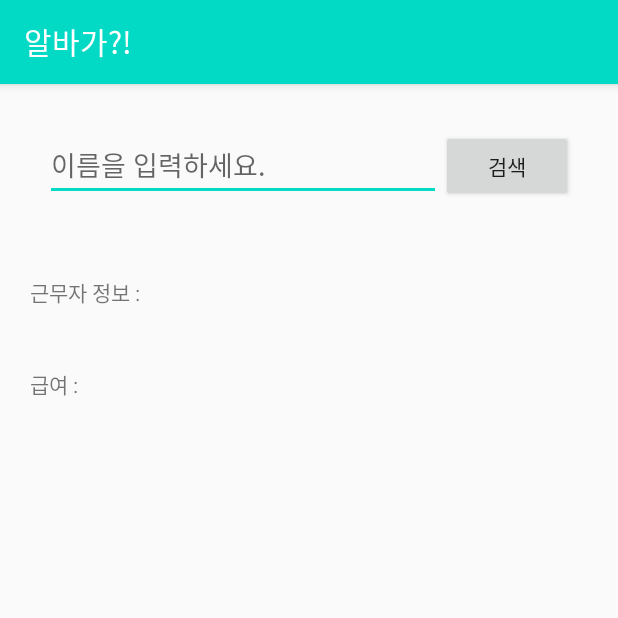
After one commit to dudwns9331/MyProject1, an Android app: the Salary screen opened directly, with no data from a screen before it, on a phone screen of 412 x 824 dp, the top half of it. The commit adds this screen. Run offline under Robolectric (Android 15) with nearby library versions, the phone set to English and light mode, and no system bars; our stand-ins replace Firebase (no records; nobody signed in at launch, a user with empty details on screens opened directly); Roboto replaces fonts that are not available here.

Commit message:
add salary function version1

```diff
--- a/app/src/main/java/com/kangwon/macaronproject/add/Work_date.java
+++ b/app/src/main/java/com/kangwon/macaronproject/add/Work_date.java
@@ -18,7 +18,9 @@ public class Work_date implements Comparable<Work_date> {
     String work_time;       // 근무 시간
     String d_worker;        // 모든 근무자
     String d_work_time;     // 모든 근무 시간
-    String start_time;
+    String start_time;      // 근무 시작 시간
+    String end_time;        // 근무 종료 시간
+
 
     public String getStart_time() {
         return start_time;
@@ -35,8 +37,6 @@ public class Work_date implements Comparable<Work_date> {
     public void setEnd_time(String end_time) {
         this.end_time = end_time;
     }
-
-    String end_time;
 
 
     public Work_date(String worker) {
--- a/app/src/main/java/com/kangwon/macaronproject/fragment/PostListFragment.java
+++ b/app/src/main/java/com/kangwon/macaronproject/fragment/PostListFragment.java
@@ -59,7 +59,8 @@ public abstract class PostListFragment extends Fragment {
     @Override
     public void onActivityCreated(@Nullable Bundle savedInstanceState) {
         super.onActivityCreated(savedInstanceState);
-        mAuth = FirebaseAuth.getInstance();        mManager = new LinearLayoutManager(getActivity());
+        mAuth = FirebaseAuth.getInstance();
+        mManager = new LinearLayoutManager(getActivity());
         mManager.setReverseLayout(true);
         mManager.setStackFromEnd(true);
         mRecycler.setLayoutManager(mManager);
--- /dev/null
+++ b/app/src/main/java/com/kangwon/macaronproject/salary/Salary.java
@@ -0,0 +1,63 @@
+package com.kangwon.macaronproject.salary;
+
+import android.os.Bundle;
+import android.widget.Button;
+import android.widget.TextView;
+
+import androidx.annotation.NonNull;
+import androidx.appcompat.app.AppCompatActivity;
+
+import com.google.firebase.auth.FirebaseAuth;
+import com.google.firebase.database.DataSnapshot;
+import com.google.firebase.database.DatabaseError;
+import com.google.firebase.database.DatabaseReference;
+import com.google.firebase.database.FirebaseDatabase;
+import com.google.firebase.database.ValueEventListener;
+import com.kangwon.macaronproject.R;
+import com.kangwon.macaronproject.add.Work_date;
+import com.kangwon.macaronproject.add.Work_date_adapter;
+import com.kangwon.macaronproject.models.User;
+
+// 2020/12/21 수정
+public class Salary extends AppCompatActivity {
+
+    Button search_btn;
+    TextView worker_info;
+    TextView salary;
+
+    Work_date work_date;
+
+    @Override
+    protected void onCreate(Bundle savedInstanceState) {
+        super.onCreate(savedInstanceState);
+        setContentView(R.layout.activity_salary);
+
+        DatabaseReference mDatabase;
+
+        search_btn = findViewById(R.id.search_button);
+        worker_info = findViewById(R.id.worker_info);
+        salary = findViewById(R.id.salary);
+
+
+        mDatabase = FirebaseDatabase.getInstance().getReference();
+
+        final String userId = FirebaseAuth.getInstance().getCurrentUser().getUid();
+
+//        Work_date_adapter work_date_adapter = new Work_date_adapter();
+
+        mDatabase.child("schedule").child("2020-12-15").addListenerForSingleValueEvent(new ValueEventListener() {
+            @Override
+            public void onDataChange(@NonNull DataSnapshot snapshot) {
+                for (DataSnapshot dataSnapshot : snapshot.getChildren()) {
+                    String str = dataSnapshot.child("worker").getValue(String.class);
+                    worker_info.setText(str);
+                }
+            }
+
+            @Override
+            public void onCancelled(@NonNull DatabaseError error) {
+
+            }
+        });
+    }
+}
--- /dev/null
+++ b/app/src/main/res/layout/activity_salary.xml
@@ -0,0 +1,61 @@
+<?xml version="1.0" encoding="utf-8"?>
+<LinearLayout xmlns:android="http://schemas.android.com/apk/res/android"
+    xmlns:app="http://schemas.android.com/apk/res-auto"
+    xmlns:tools="http://schemas.android.com/tools"
+    android:layout_width="match_parent"
+    android:layout_height="match_parent"
+    android:orientation="vertical"
+    tools:context=".salary.Salary">
+
+    <LinearLayout
+        android:layout_width="match_parent"
+        android:layout_height="wrap_content"
+        android:orientation="horizontal"
+        android:layout_margin="30dp"
+        android:layout_gravity="center"
+        >
+
+    <EditText
+        android:id="@+id/worker_id"
+        android:layout_width="0dp"
+        android:layout_height="wrap_content"
+        android:ems="10"
+        android:inputType="textPersonName"
+        android:hint="이름을 입력하세요."
+        android:layout_weight="3"
+        />
+
+    <Button
+        android:id="@+id/search_button"
+        android:layout_weight="1"
+        android:layout_width="0dp"
+        android:layout_height="wrap_content"
+        android:text="검색" />
+
+    </LinearLayout>
+
+    <ScrollView
+        android:layout_width="match_parent"
+        android:layout_height="match_parent">
+
+        <LinearLayout
+            android:layout_width="match_parent"
+            android:layout_height="wrap_content"
+            android:orientation="vertical" >
+
+            <TextView
+                android:id="@+id/worker_info"
+                android:layout_width="match_parent"
+                android:layout_height="wrap_content"
+                android:layout_margin="20dp"
+                android:text="근무자 정보 :" />
+
+            <TextView
+                android:id="@+id/salary"
+                android:layout_width="match_parent"
+                android:layout_height="wrap_content"
+                android:layout_margin="20dp"
+                android:text="급여 :" />
+        </LinearLayout>
+    </ScrollView>
+</LinearLayout>
--- a/app/src/main/res/menu/menu_main.xml
+++ b/app/src/main/res/menu/menu_main.xml
@@ -8,9 +8,15 @@
     <item android:id="@+id/board"
         android:title="게시판"
         />
+
+    <item android:id="@+id/salary_menu"
+        android:title="급여"
+        />
+
     <item android:id="@+id/mainupdate"
         android:title="업데이트"
         />
+
 
     <item android:id="@+id/action_logout"
         android:title="로그아웃"
```
Also changed, not shown: app/src/main/AndroidManifest.xml (+5 -5 lines), app/src/main/java/com/kangwon/macaronproject/MainActivity.java (+9 -1 lines), app/src/main/java/com/kangwon/macaronproject/add/DulicateMap.java (added, +29 -0 lines), app/src/main/java/com/kangwon/macaronproject/add/Work_date_adapter.java (+30 -1 lines).
